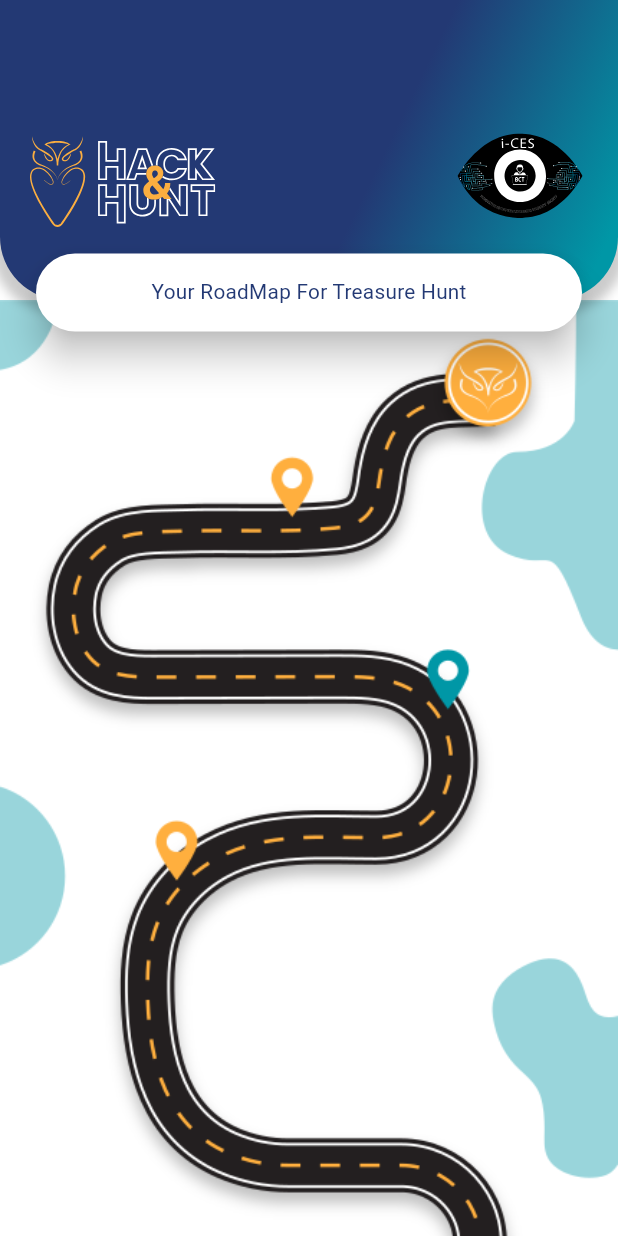
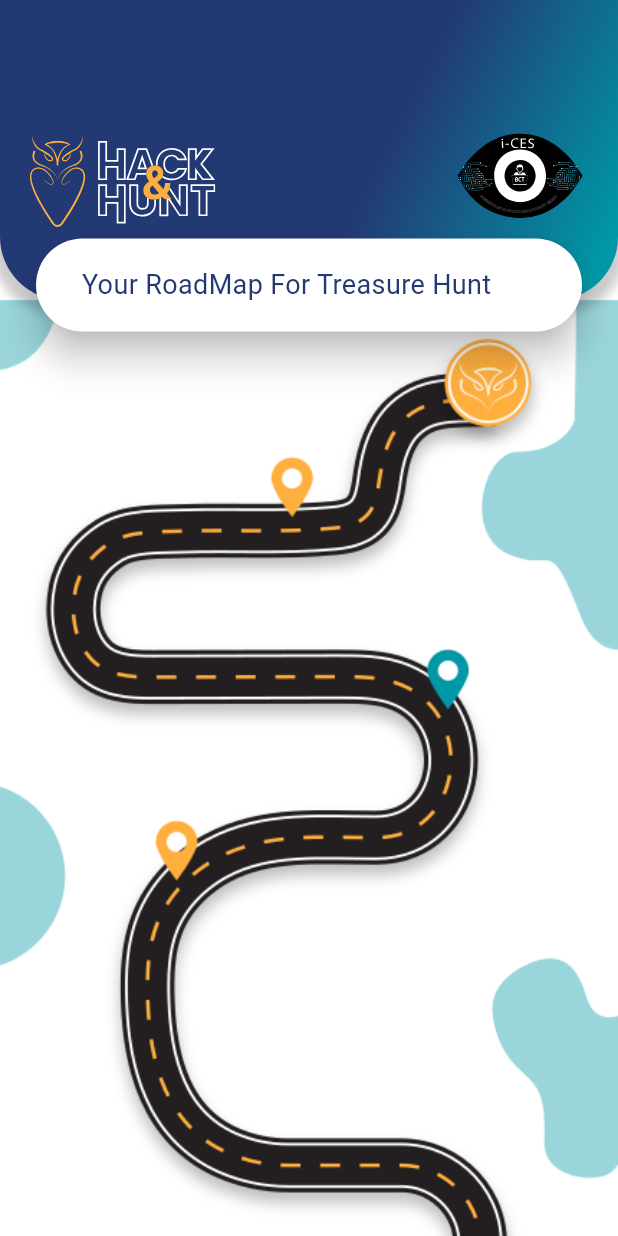
Before and after one commit to i-ces/treasurehunt-app, a Flutter app: the HomePage screen opened directly, on a phone screen of 412 x 824 dp. Run offline on Flutter 3.47's test engine with Material 3 defaults, Android fonts, the phone set to English and light mode, and no system bars; our stand-ins replace animated_splash_screen, auto_size_text, flutter_svg, fluttertoast, shared_preferences; accounts and stored records are empty; network calls fail; Roboto replaces fonts that are missing (Poppins).

Commit message:
production fixes

```diff
--- a/lib/main.dart
+++ b/lib/main.dart
@@ -25,7 +25,7 @@ class TreasureHuntApp extends StatelessWidget {
         ),
         scaffoldBackgroundColor: Colors.white,
       ),
-      home: const HomeScreen(),
+      home: const SplashScreen(),
     );
   }
 }
--- a/lib/src/pages/home_page.dart
+++ b/lib/src/pages/home_page.dart
@@ -17,6 +17,15 @@ class HomePage extends StatefulWidget {
 
 class _HomePageState extends State<HomePage> {
   int _level = 0;
+  final ScrollController _controller = ScrollController();
+
+  fetch() {
+    LeaderboardHandler.currentLevel().then((value) {
+      setState(() {
+        _level = value == 0 ? value : value - 1;
+      });
+    });
+  }
 
   @override
   Widget build(BuildContext context) {
@@ -55,8 +64,9 @@ class _HomePageState extends State<HomePage> {
           name: 'Your RoadMap For Treasure Hunt',
           showDallo: true),
       body: SingleChildScrollView(
+        controller: _controller,
         child: FutureBuilder(
-          future: LeaderboardHandler.currentLevel(),
+          future: fetch(),
           builder: (context, snapshot) =>
               Image.asset("assets/images/${getImage(_level)}"),
         ),
--- a/lib/src/pages/leaderboard_page.dart
+++ b/lib/src/pages/leaderboard_page.dart
@@ -88,6 +88,7 @@ class LeaderboardPage extends StatelessWidget {
                                 LeaderboardComponent(
                                   teamname: "Team \n${leader1.name}",
                                   image: leader1.image!,
+                                  isFirst: true,
                                 ),
                                 LeaderboardComponent(
                                   teamname: "Team \n${leader3.name}",
@@ -106,6 +107,7 @@ class LeaderboardPage extends StatelessWidget {
                               ],
                             ),
                           ),
+                          const SizedBox(height: 100),
                           ListView.builder(
                             shrinkWrap: true,
                             physics: const NeverScrollableScrollPhysics(),
@@ -131,6 +133,8 @@ class LeaderboardPage extends StatelessWidget {
                                         clipBehavior: Clip.none,
                                         children: [
                                           Container(
+                                            width: 70,
+                                            height: 90,
                                             decoration: BoxDecoration(
                                                 borderRadius:
                                                     BorderRadius.circular(15),
--- a/lib/src/screens/correct_ans.dart
+++ b/lib/src/screens/correct_ans.dart
@@ -96,10 +96,8 @@ class _CorrectAnsState extends State<CorrectAns> {
                   CustomButton(
                       text: 'Next',
                       onPressed: () {
-                        Navigator.pushReplacement(
-                            context,
-                            MaterialPageRoute(
-                                builder: (context) => const HomeScreen()));
+                        // Navigator.pop(context);
+                        Navigator.pop(context);
                       }),
                 ],
               ),
--- a/lib/src/screens/level_detail_page.dart
+++ b/lib/src/screens/level_detail_page.dart
@@ -83,6 +83,7 @@ class LevelDetailPage extends StatelessWidget {
                                             builder: (context) => RiddlePage(
                                                   levelNumber,
                                                   snapshot.data![index].id,
+                                                  index,
                                                 )));
                                   },
                                   child: Container(
--- a/lib/src/widgets/custom_app_bar.dart
+++ b/lib/src/widgets/custom_app_bar.dart
@@ -98,7 +98,7 @@ class DalloContainer extends StatelessWidget {
       alignment: Alignment.center,
       padding: const EdgeInsets.fromLTRB(20, 0, 20, 0),
       width: MediaQuery.of(context).size.width,
-      height: 60,
+      height: 70,
       child: FloatingBar(
         name: name,
         dalloContentColor: const Color(0xff233974),
--- a/lib/src/widgets/floating_bar.dart
+++ b/lib/src/widgets/floating_bar.dart
@@ -75,6 +75,12 @@ class FloatingBar extends StatelessWidget {
                 ),
               ),
             ),
+            GestureDetector(
+                onTap: null,
+                child:
+                    const Icon(Icons.arrow_back, size: 30, color: Colors.white)
+                // Navigator.of(context).pop(),
+                ),
           ],
         ),
       ),
--- a/pubspec.yaml
+++ b/pubspec.yaml
@@ -21,6 +21,7 @@ dependencies:
   shared_preferences: ^2.2.3
   fluttertoast: ^8.2.6
   json_annotation: ^4.9.0
+  url_launcher: ^6.3.0
 
 dev_dependencies:
   flutter_test:
```
Also changed, not shown: lib/src/pages/level_page.dart (+4 -5 lines), lib/src/screens/riddle_page.dart (+45 -8 lines), lib/src/widgets/leaderboard_component.dart (+10 -6 lines), pubspec.lock, 25 other files.
